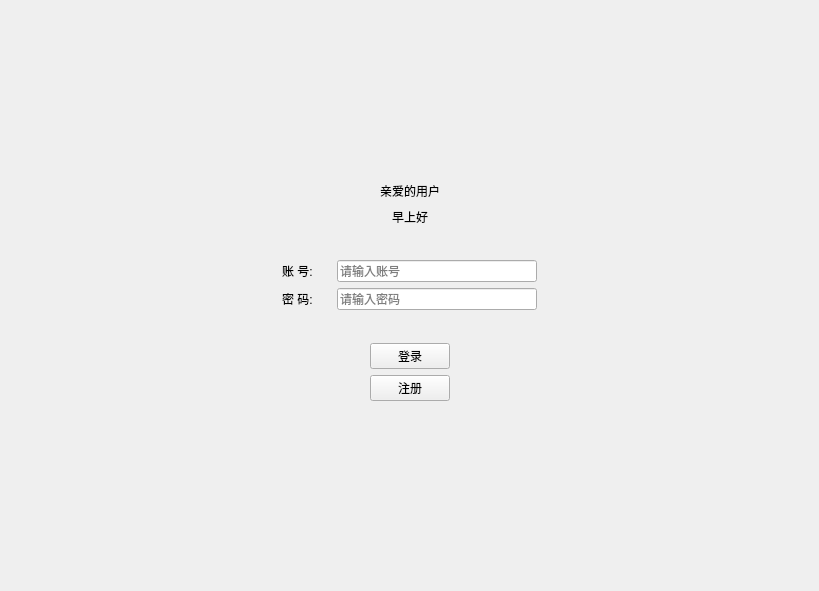
Qt form LibraryManager/login.ui (xuanlog/LibraryManager) before a commit.
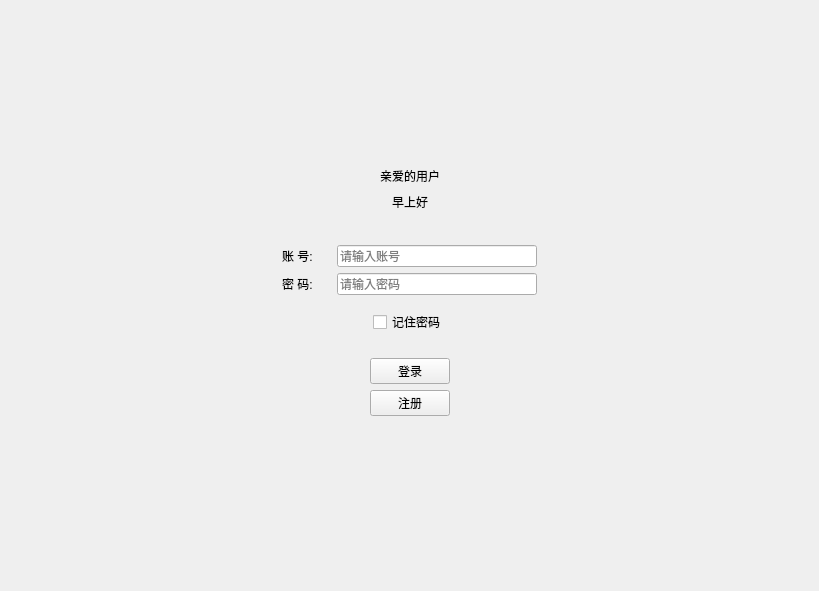
The same form after that commit.

Commit message: 密码改为 md5 加密存储

Diff of the .ui file:
```diff
--- a/LibraryManager/login.ui
+++ b/LibraryManager/login.ui
@@ -114,6 +114,9 @@
    <item>
     <widget class="QWidget" name="widget_3" native="true">
      <layout class="QHBoxLayout" name="horizontalLayout">
+      <property name="bottomMargin">
+       <number>0</number>
+      </property>
       <item>
        <spacer name="horizontalSpacer">
         <property name="orientation">
@@ -237,6 +240,48 @@
      </layout>
     </widget>
    </item>
+   <item>
+    <widget class="QWidget" name="widget_8" native="true">
+     <layout class="QHBoxLayout" name="horizontalLayout_5">
+      <property name="topMargin">
+       <number>0</number>
+      </property>
+      <item>
+       <spacer name="horizontalSpacer_10">
+        <property name="orientation">
+         <enum>Qt::Horizontal</enum>
+        </property>
+        <property name="sizeHint" stdset="0">
+         <size>
+          <width>40</width>
+          <height>20</height>
+         </size>
+        </property>
+       </spacer>
+      </item>
+      <item>
+       <widget class="QCheckBox" name="rememberCheckBox">
+        <property name="text">
+         <string>记住密码</string>
+        </property>
+       </widget>
+      </item>
+      <item>
+       <spacer name="horizontalSpacer_9">
+        <property name="orientation">
+         <enum>Qt::Horizontal</enum>
+        </property>
+        <property name="sizeHint" stdset="0">
+         <size>
+          <width>40</width>
+          <height>20</height>
+         </size>
+        </property>
+       </spacer>
+      </item>
+     </layout>
+    </widget>
+   </item>
    <item>
     <widget class="QWidget" name="widget_5" native="true">
      <layout class="QHBoxLayout" name="horizontalLayout_2">
```
The commit also changes 14 other files.
